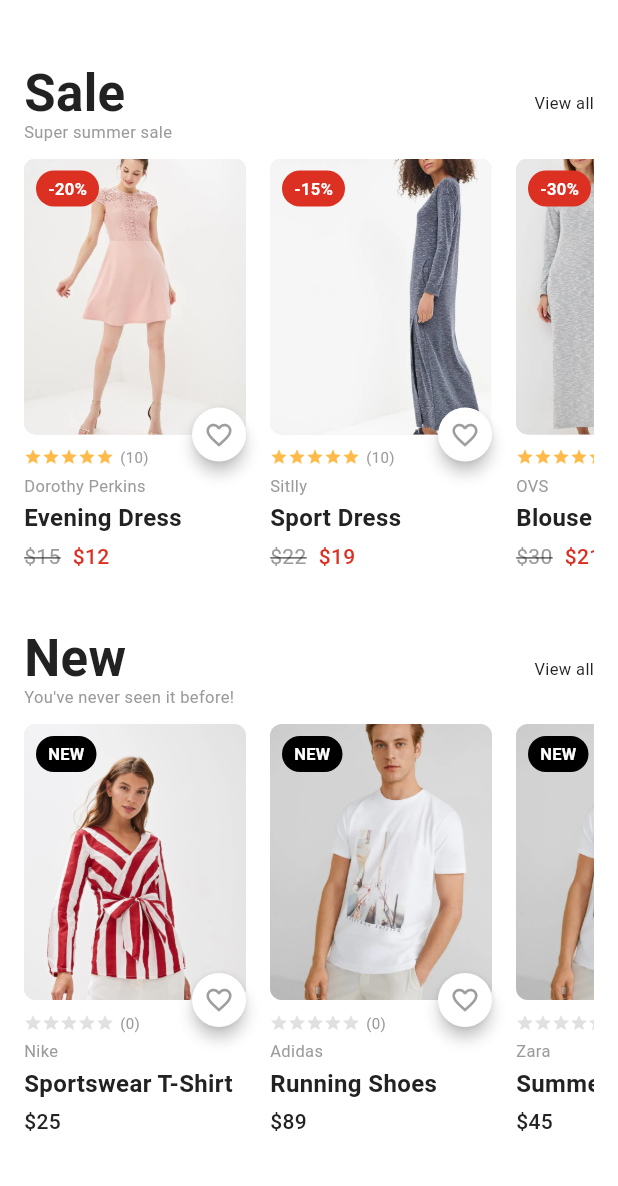
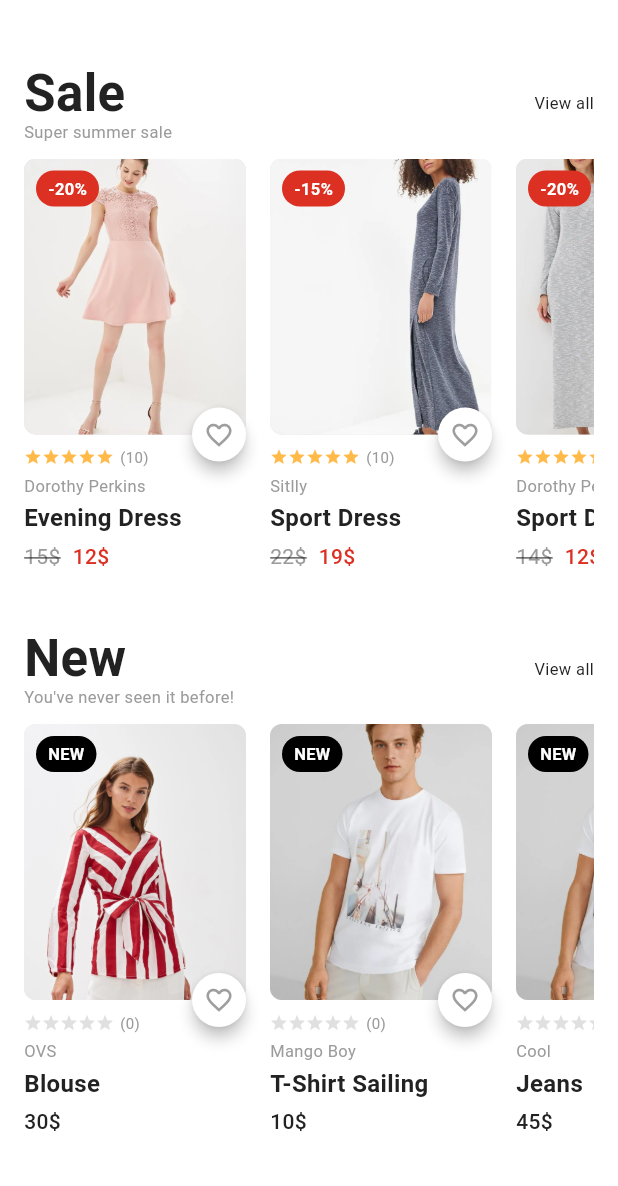
Before and after one commit to gheorghe133/PAM, a Flutter app: the screen it shows after launch, scrolled down 182 dp, on a phone screen of 412 x 824 dp, the part 50-1236 px from its top. Run offline on Flutter 3.47's test engine with Material 3 defaults, Android fonts, the phone set to English and light mode, and no system bars; Roboto replaces fonts that are missing (SF Pro Display).

Commit message:
adjust products text

```diff
--- a/Lab 2/lib/data/sample_products.dart
+++ b/Lab 2/lib/data/sample_products.dart
@@ -32,13 +32,13 @@ class SampleProducts {
     Product(
       id: '3',
       imagePath: 'assests/sales_image_3.png',
-      saleLabel: '-30%',
+      saleLabel: '-20%',
       rating: 5,
       reviewCount: 10,
-      brandName: 'OVS',
-      itemName: 'Blouse',
-      oldPrice: 30,
-      newPrice: 21,
+      brandName: 'Dorothy Perkins',
+      itemName: 'Sport Dress',
+      oldPrice: 14,
+      newPrice: 12,
       isNew: false,
       isFavorite: false,
     ),
@@ -49,10 +49,10 @@ class SampleProducts {
       imagePath: 'assests/new_image_1.png',
       rating: 0,
       reviewCount: 0,
-      brandName: 'Nike',
-      itemName: 'Sportswear T-Shirt',
-      oldPrice: 25,
-      newPrice: 25,
+      brandName: 'OVS',
+      itemName: 'Blouse',
+      oldPrice: 30,
+      newPrice: 30,
       isNew: true,
       isFavorite: false,
     ),
@@ -61,10 +61,10 @@ class SampleProducts {
       imagePath: 'assests/new_image_2.png',
       rating: 0,
       reviewCount: 0,
-      brandName: 'Adidas',
-      itemName: 'Running Shoes',
-      oldPrice: 89,
-      newPrice: 89,
+      brandName: 'Mango Boy',
+      itemName: 'T-Shirt Sailing',
+      oldPrice: 10,
+      newPrice: 10,
       isNew: true,
       isFavorite: false,
     ),
@@ -73,63 +73,12 @@ class SampleProducts {
       imagePath: 'assests/new_image_2.png',
       rating: 0,
       reviewCount: 0,
-      brandName: 'Zara',
-      itemName: 'Summer Jacket',
+      brandName: 'Cool',
+      itemName: 'Jeans',
       oldPrice: 45,
       newPrice: 45,
       isNew: true,
       isFavorite: false,
     ),
-
-    // Regular Products (pentru "You may also like"): sales_image_1, new_image_2, new_image_2
-    Product(
-      id: '7',
-      imagePath: 'assests/sales_image_1.png',
-      rating: 4,
-      reviewCount: 20,
-      brandName: 'H&M',
-      itemName: 'Casual Jeans',
-      oldPrice: 35,
-      newPrice: 35,
-      isNew: false,
-      isFavorite: false,
-    ),
-    Product(
-      id: '8',
-      imagePath: 'assests/new_image_2.png',
-      rating: 5,
-      reviewCount: 12,
-      brandName: 'Mango',
-      itemName: 'Office Shirt',
-      oldPrice: 28,
-      newPrice: 28,
-      isNew: false,
-      isFavorite: false,
-    ),
-    Product(
-      id: '9',
-      imagePath: 'assests/new_image_2.png',
-      rating: 4,
-      reviewCount: 7,
-      brandName: 'Bershka',
-      itemName: 'Summer Top',
-      oldPrice: 18,
-      newPrice: 18,
-      isNew: false,
-      isFavorite: false,
-    ),
   ];
-
-  static List<Product> get saleProducts =>
-      allProducts.where((product) => product.isOnSale).toList();
-
-  static List<Product> get newProducts =>
-      allProducts.where((product) => product.isNew).toList();
-
-  static List<Product> get regularProducts => allProducts
-      .where((product) => !product.isOnSale && !product.isNew)
-      .toList();
-
-  static List<Product> get favoriteProducts =>
-      allProducts.where((product) => product.isFavorite).toList();
 }
--- a/Lab 2/lib/models/product.dart
+++ b/Lab 2/lib/models/product.dart
@@ -28,9 +28,9 @@ class Product {
   // Helper getters
   bool get isOnSale => saleLabel != null && saleLabel!.isNotEmpty;
 
-  String get formattedOldPrice => '\$${oldPrice.toStringAsFixed(0)}';
+  String get formattedOldPrice => '${oldPrice.toStringAsFixed(0)}\$';
 
-  String get formattedNewPrice => '\$${newPrice.toStringAsFixed(0)}';
+  String get formattedNewPrice => '${newPrice.toStringAsFixed(0)}\$';
 
   double get discountPercentage {
     if (oldPrice <= 0) return 0;
--- a/Lab 2/lib/widgets/product_info.dart
+++ b/Lab 2/lib/widgets/product_info.dart
@@ -32,7 +32,7 @@ class ProductInfo extends StatelessWidget {
                   child: Container(
                     width: double.infinity,
                     child: Text(
-                      "\$19.99",
+                      "19.99\$",
                       style: TextStyle(
                         color: Color(0xFF222222),
                         fontSize: 24,
--- a/Lab 2/lib/widgets/related_products.dart
+++ b/Lab 2/lib/widgets/related_products.dart
@@ -81,12 +81,12 @@ class RelatedProducts extends StatelessWidget {
                         ),
                       ),
 
-                      // Third product - al treilea card de la New (ID '6')
+                      // Third product - același ca al doilea (ID '5')
                       Container(
                         margin: const EdgeInsets.only(right: 12),
                         child: ProductCard(
                           product: SampleProducts
-                              .allProducts[5], // ID '6' - al treilea de la New
+                              .allProducts[4], // ID '5' - același ca al doilea
                           width: 148,
                           height: 300,
                           onTap: () {
```
